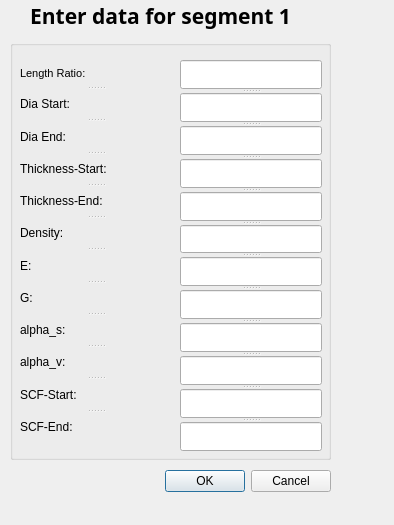
Old version of the form segment_table.ui in the repository Jamal-dev/DeSIO_GUI.
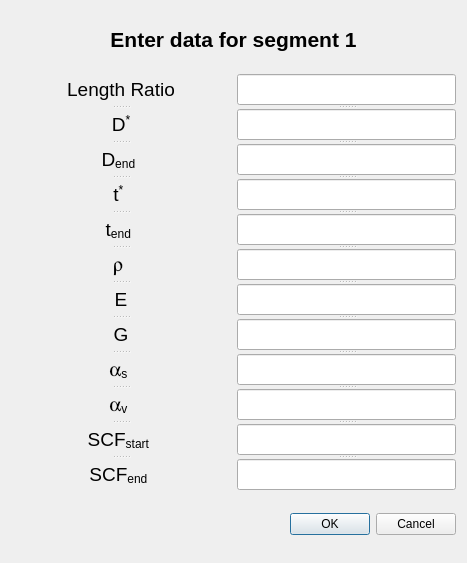
New version of the form.

Commit message: segment table file is updated

Patch:
```diff
--- a/segment_table.ui
+++ b/segment_table.ui
@@ -6,43 +6,244 @@
    <rect>
     <x>0</x>
     <y>0</y>
-    <width>394</width>
-    <height>525</height>
+    <width>467</width>
+    <height>563</height>
    </rect>
   </property>
+  <property name="sizePolicy">
+   <sizepolicy hsizetype="Expanding" vsizetype="Expanding">
+    <horstretch>0</horstretch>
+    <verstretch>0</verstretch>
+   </sizepolicy>
+  </property>
+  <property name="sizeIncrement">
+   <size>
+    <width>2</width>
+    <height>2</height>
+   </size>
+  </property>
   <property name="windowTitle">
    <string>Dialog</string>
   </property>
-  <widget class="QDialogButtonBox" name="buttonBox">
-   <property name="geometry">
-    <rect>
-     <x>10</x>
-     <y>460</y>
-     <width>321</width>
-     <height>42</height>
-    </rect>
+  <property name="sizeGripEnabled">
+   <bool>false</bool>
+  </property>
+  <layout class="QGridLayout" name="gridLayout">
+   <item row="1" column="1">
+    <widget class="QSplitter" name="splitter_2">
+     <property name="sizePolicy">
+      <sizepolicy hsizetype="Expanding" vsizetype="Expanding">
+       <horstretch>0</horstretch>
+       <verstretch>0</verstretch>
+      </sizepolicy>
+     </property>
+     <property name="maximumSize">
+      <size>
+       <width>16777215</width>
+       <height>16777215</height>
+      </size>
+     </property>
+     <property name="sizeIncrement">
+      <size>
+       <width>2</width>
+       <height>2</height>
+      </size>
+     </property>
+     <property name="font">
+      <font>
+       <pointsize>14</pointsize>
+      </font>
    </property>
    <property name="orientation">
-    <enum>Qt::Horizontal</enum>
-   </property>
-   <property name="standardButtons">
-    <set>QDialogButtonBox::Cancel|QDialogButtonBox::Ok</set>
-   </property>
-  </widget>
+      <enum>Qt::Vertical</enum>
+     </property>
+     <widget class="QLineEdit" name="lineLengthRatio">
+      <property name="sizePolicy">
+       <sizepolicy hsizetype="Expanding" vsizetype="Expanding">
+        <horstretch>0</horstretch>
+        <verstretch>0</verstretch>
+       </sizepolicy>
+      </property>
+      <property name="sizeIncrement">
+       <size>
+        <width>2</width>
+        <height>2</height>
+       </size>
+      </property>
+     </widget>
+     <widget class="QLineEdit" name="lineDStar">
+      <property name="sizePolicy">
+       <sizepolicy hsizetype="Expanding" vsizetype="Expanding">
+        <horstretch>0</horstretch>
+        <verstretch>0</verstretch>
+       </sizepolicy>
+      </property>
+      <property name="sizeIncrement">
+       <size>
+        <width>2</width>
+        <height>2</height>
+       </size>
+      </property>
+     </widget>
+     <widget class="QLineEdit" name="lineDEnd">
+      <property name="sizePolicy">
+       <sizepolicy hsizetype="Expanding" vsizetype="Expanding">
+        <horstretch>0</horstretch>
+        <verstretch>0</verstretch>
+       </sizepolicy>
+      </property>
+      <property name="sizeIncrement">
+       <size>
+        <width>2</width>
+        <height>2</height>
+       </size>
+      </property>
+     </widget>
+     <widget class="QLineEdit" name="lineTStar">
+      <property name="sizePolicy">
+       <sizepolicy hsizetype="Expanding" vsizetype="Expanding">
+        <horstretch>0</horstretch>
+        <verstretch>0</verstretch>
+       </sizepolicy>
+      </property>
+      <property name="sizeIncrement">
+       <size>
+        <width>2</width>
+        <height>2</height>
+       </size>
+      </property>
+     </widget>
+     <widget class="QLineEdit" name="lineTend">
+      <property name="sizePolicy">
+       <sizepolicy hsizetype="Expanding" vsizetype="Expanding">
+        <horstretch>0</horstretch>
+        <verstretch>0</verstretch>
+       </sizepolicy>
+      </property>
+      <property name="sizeIncrement">
+       <size>
+        <width>2</width>
+        <height>2</height>
+       </size>
+      </property>
+     </widget>
+     <widget class="QLineEdit" name="lineRho">
+      <property name="sizePolicy">
+       <sizepolicy hsizetype="Expanding" vsizetype="Expanding">
+        <horstretch>0</horstretch>
+        <verstretch>0</verstretch>
+       </sizepolicy>
+      </property>
+      <property name="sizeIncrement">
+       <size>
+        <width>2</width>
+        <height>2</height>
+       </size>
+      </property>
+     </widget>
+     <widget class="QLineEdit" name="lineE">
+      <property name="sizePolicy">
+       <sizepolicy hsizetype="Expanding" vsizetype="Expanding">
+        <horstretch>0</horstretch>
+        <verstretch>0</verstretch>
+       </sizepolicy>
+      </property>
+      <property name="sizeIncrement">
+       <size>
+        <width>2</width>
+        <height>2</height>
+       </size>
+      </property>
+     </widget>
+     <widget class="QLineEdit" name="lineG">
+      <property name="sizePolicy">
+       <sizepolicy hsizetype="Expanding" vsizetype="Expanding">
+        <horstretch>0</horstretch>
+        <verstretch>0</verstretch>
+       </sizepolicy>
+      </property>
+      <property name="sizeIncrement">
+       <size>
+        <width>2</width>
+        <height>2</height>
+       </size>
+      </property>
+     </widget>
+     <widget class="QLineEdit" name="lineAlphaS">
+      <property name="sizePolicy">
+       <sizepolicy hsizetype="Expanding" vsizetype="Expanding">
+        <horstretch>0</horstretch>
+        <verstretch>0</verstretch>
+       </sizepolicy>
+      </property>
+      <property name="sizeIncrement">
+       <size>
+        <width>2</width>
+        <height>2</height>
+       </size>
+      </property>
+     </widget>
+     <widget class="QLineEdit" name="lineAlphaV">
+      <property name="sizePolicy">
+       <sizepolicy hsizetype="Expanding" vsizetype="Expanding">
+        <horstretch>0</horstretch>
+        <verstretch>0</verstretch>
+       </sizepolicy>
+      </property>
+      <property name="sizeIncrement">
+       <size>
+        <width>2</width>
+        <height>2</height>
+       </size>
+      </property>
+     </widget>
+     <widget class="QLineEdit" name="lineScfStart">
+      <property name="sizePolicy">
+       <sizepolicy hsizetype="Expanding" vsizetype="Expanding">
+        <horstretch>0</horstretch>
+        <verstretch>0</verstretch>
+       </sizepolicy>
+      </property>
+      <property name="sizeIncrement">
+       <size>
+        <width>2</width>
+        <height>2</height>
+       </size>
+      </property>
+     </widget>
+     <widget class="QLineEdit" name="lineScfEnd">
+      <property name="sizePolicy">
+       <sizepolicy hsizetype="Expanding" vsizetype="Expanding">
+        <horstretch>0</horstretch>
+        <verstretch>0</verstretch>
+       </sizepolicy>
+      </property>
+      <property name="sizeIncrement">
+       <size>
+        <width>2</width>
+        <height>2</height>
+       </size>
+      </property>
+     </widget>
+    </widget>
+   </item>
+   <item row="0" column="0" colspan="2">
   <widget class="QLabel" name="lblTitle">
-   <property name="geometry">
-    <rect>
-     <x>0</x>
-     <y>0</y>
-     <width>321</width>
-     <height>31</height>
-    </rect>
+     <property name="sizePolicy">
+      <sizepolicy hsizetype="Expanding" vsizetype="Expanding">
+       <horstretch>0</horstretch>
+       <verstretch>0</verstretch>
+      </sizepolicy>
+     </property>
+     <property name="sizeIncrement">
+      <size>
+       <width>2</width>
+       <height>2</height>
+      </size>
    </property>
    <property name="font">
     <font>
-     <family>Ubuntu Condensed</family>
      <pointsize>16</pointsize>
-     <weight>75</weight>
      <bold>true</bold>
     </font>
    </property>
@@ -59,198 +260,435 @@
     <bool>true</bool>
    </property>
   </widget>
-  <widget class="QGroupBox" name="groupBox">
-   <property name="geometry">
-    <rect>
-     <x>10</x>
-     <y>40</y>
-     <width>321</width>
-     <height>420</height>
-    </rect>
-   </property>
-   <property name="title">
-    <string/>
-   </property>
+   </item>
+   <item row="1" column="0">
    <widget class="QSplitter" name="splitter">
-    <property name="geometry">
-     <rect>
-      <x>10</x>
-      <y>20</y>
-      <width>151</width>
-      <height>381</height>
-     </rect>
+     <property name="sizePolicy">
+      <sizepolicy hsizetype="Expanding" vsizetype="Expanding">
+       <horstretch>0</horstretch>
+       <verstretch>0</verstretch>
+      </sizepolicy>
+     </property>
+     <property name="sizeIncrement">
+      <size>
+       <width>2</width>
+       <height>2</height>
+      </size>
+     </property>
+     <property name="font">
+      <font>
+       <pointsize>14</pointsize>
+      </font>
+     </property>
+     <property name="frameShadow">
+      <enum>QFrame::Plain</enum>
     </property>
     <property name="orientation">
      <enum>Qt::Vertical</enum>
     </property>
     <widget class="QLabel" name="lblLengthRatio">
-     <property name="font">
-      <font>
-       <family>MS Shell Dlg 2</family>
-       <pointsize>8</pointsize>
-       <weight>9</weight>
-       <italic>false</italic>
-       <bold>false</bold>
-      </font>
-     </property>
-     <property name="styleSheet">
-      <string notr="true">font: 75 8pt &quot;MS Shell Dlg 2&quot;;</string>
+      <property name="sizePolicy">
+       <sizepolicy hsizetype="Expanding" vsizetype="Expanding">
+        <horstretch>0</horstretch>
+        <verstretch>0</verstretch>
+       </sizepolicy>
+      </property>
+      <property name="sizeIncrement">
+       <size>
+        <width>2</width>
+        <height>2</height>
+       </size>
      </property>
      <property name="text">
-      <string>Length Ratio:</string>
+       <string>Length Ratio</string>
+      </property>
+      <property name="alignment">
+       <set>Qt::AlignCenter</set>
      </property>
      <property name="buddy">
       <cstring>lineLengthRatio</cstring>
      </property>
     </widget>
     <widget class="QLabel" name="lblDStar">
+      <property name="sizePolicy">
+       <sizepolicy hsizetype="Expanding" vsizetype="Expanding">
+        <horstretch>0</horstretch>
+        <verstretch>0</verstretch>
+       </sizepolicy>
+      </property>
+      <property name="sizeIncrement">
+       <size>
+        <width>2</width>
+        <height>2</height>
+       </size>
+      </property>
      <property name="text">
-      <string>Dia Start:</string>
+       <string>&lt;html&gt;
+&lt;body&gt;D&lt;sup&gt;*&lt;/sup&gt;&lt;/body&gt;
+&lt;/html&gt;</string>
+      </property>
+      <property name="alignment">
+       <set>Qt::AlignCenter</set>
      </property>
      <property name="buddy">
       <cstring>lineDStar</cstring>
      </property>
     </widget>
     <widget class="QLabel" name="lblDend">
+      <property name="sizePolicy">
+       <sizepolicy hsizetype="Expanding" vsizetype="Expanding">
+        <horstretch>0</horstretch>
+        <verstretch>0</verstretch>
+       </sizepolicy>
+      </property>
+      <property name="sizeIncrement">
+       <size>
+        <width>2</width>
+        <height>2</height>
+       </size>
+      </property>
      <property name="toolTip">
       <string>It's the diameter of the end</string>
      </property>
      <property name="text">
-      <string>Dia End:</string>
+       <string>&lt;html&gt;
+&lt;body&gt;
+
+
+
+D&lt;sub&gt;end&lt;/sub&gt;
+
+
+&lt;/body&gt;
+&lt;/html&gt;</string>
+      </property>
+      <property name="alignment">
+       <set>Qt::AlignCenter</set>
      </property>
      <property name="buddy">
       <cstring>lineDEnd</cstring>
      </property>
     </widget>
     <widget class="QLabel" name="lblTStar">
+      <property name="sizePolicy">
+       <sizepolicy hsizetype="Expanding" vsizetype="Expanding">
+        <horstretch>0</horstretch>
+        <verstretch>0</verstretch>
+       </sizepolicy>
+      </property>
+      <property name="sizeIncrement">
+       <size>
+        <width>2</width>
+        <height>2</height>
+       </size>
+      </property>
      <property name="toolTip">
       <string>It's thickness</string>
      </property>
      <property name="text">
-      <string>Thickness-Start:</string>
+       <string>&lt;html&gt;
+&lt;body&gt;
+
+
+
+t&lt;sup&gt;*&lt;/sup&gt;
+
+
+&lt;/body&gt;
+&lt;/html&gt;</string>
+      </property>
+      <property name="alignment">
+       <set>Qt::AlignCenter</set>
      </property>
      <property name="buddy">
       <cstring>lineTStar</cstring>
      </property>
     </widget>
     <widget class="QLabel" name="lblTEnd">
+      <property name="sizePolicy">
+       <sizepolicy hsizetype="Expanding" vsizetype="Expanding">
+        <horstretch>0</horstretch>
+        <verstretch>0</verstretch>
+       </sizepolicy>
+      </property>
+      <property name="sizeIncrement">
+       <size>
+        <width>2</width>
+        <height>2</height>
+       </size>
+      </property>
      <property name="text">
-      <string>Thickness-End:</string>
+       <string>&lt;html&gt;
+&lt;body&gt;
+
+
+
+t&lt;sub&gt;end&lt;/sub&gt;
+
+
+&lt;/body&gt;
+&lt;/html&gt;</string>
+      </property>
+      <property name="alignment">
+       <set>Qt::AlignCenter</set>
      </property>
      <property name="buddy">
       <cstring>lineTend</cstring>
      </property>
     </widget>
-    <widget class="QLabel" name="lblDensity">
+     <widget class="QLabel" name="lblrho">
+      <property name="sizePolicy">
+       <sizepolicy hsizetype="Expanding" vsizetype="Expanding">
+        <horstretch>0</horstretch>
+        <verstretch>0</verstretch>
+       </sizepolicy>
+      </property>
+      <property name="sizeIncrement">
+       <size>
+        <width>2</width>
+        <height>2</height>
+       </size>
+      </property>
      <property name="toolTip">
       <string>It's the density of the member</string>
      </property>
      <property name="text">
-      <string>Density:</string>
+       <string>&lt;html&gt;
+&lt;body&gt;
+
+
+
+&lt;font face=symbol&gt;r&lt;/font&gt;
+
+
+&lt;/body&gt;
+&lt;/html&gt;</string>
+      </property>
+      <property name="alignment">
+       <set>Qt::AlignCenter</set>
      </property>
      <property name="buddy">
       <cstring>lineRho</cstring>
      </property>
     </widget>
     <widget class="QLabel" name="lblE">
+      <property name="sizePolicy">
+       <sizepolicy hsizetype="Expanding" vsizetype="Expanding">
+        <horstretch>0</horstretch>
+        <verstretch>0</verstretch>
+       </sizepolicy>
+      </property>
+      <property name="sizeIncrement">
+       <size>
+        <width>2</width>
+        <height>2</height>
+       </size>
+      </property>
      <property name="toolTip">
       <string>It's the density of the member</string>
      </property>
      <property name="text">
-      <string>E:</string>
+       <string>E</string>
+      </property>
+      <property name="alignment">
+       <set>Qt::AlignCenter</set>
      </property>
      <property name="buddy">
       <cstring>lineE</cstring>
      </property>
     </widget>
     <widget class="QLabel" name="lbG">
+      <property name="sizePolicy">
+       <sizepolicy hsizetype="Expanding" vsizetype="Expanding">
+        <horstretch>0</horstretch>
+        <verstretch>0</verstretch>
+       </sizepolicy>
+      </property>
+      <property name="sizeIncrement">
+       <size>
+        <width>2</width>
+        <height>2</height>
+       </size>
+      </property>
      <property name="toolTip">
       <string>It's the density of the member</string>
      </property>
      <property name="text">
-      <string>G:</string>
+       <string>G</string>
+      </property>
+      <property name="alignment">
+       <set>Qt::AlignCenter</set>
      </property>
      <property name="buddy">
       <cstring>lineG</cstring>
      </property>
     </widget>
     <widget class="QLabel" name="lblAlphaS">
+      <property name="sizePolicy">
+       <sizepolicy hsizetype="Expanding" vsizetype="Expanding">
+        <horstretch>0</horstretch>
+        <verstretch>0</verstretch>
+       </sizepolicy>
+      </property>
+      <property name="sizeIncrement">
+       <size>
+        <width>2</width>
+        <height>2</height>
+       </size>
+      </property>
      <property name="toolTip">
       <string>It's the density of the member</string>
      </property>
      <property name="text">
-      <string>alpha_s:</string>
+       <string>&lt;html&gt;
+&lt;body&gt;
+
+
+
+&lt;font face=symbol&gt;a&lt;/font&gt;&lt;sub&gt;s&lt;/sub&gt;
+
+
+&lt;/body&gt;
+&lt;/html&gt;
+</string>
+      </property>
+      <property name="alignment">
+       <set>Qt::AlignCenter</set>
      </property>
      <property name="buddy">
       <cstring>lineAlphaS</cstring>
      </property>
     </widget>
     <widget class="QLabel" name="lblAlphaV">
+      <property name="sizePolicy">
+       <sizepolicy hsizetype="Expanding" vsizetype="Expanding">
+        <horstretch>0</horstretch>
+        <verstretch>0</verstretch>
+       </sizepolicy>
+      </property>
+      <property name="sizeIncrement">
+       <size>
+        <width>2</width>
+        <height>2</height>
+       </size>
+      </property>
      <property name="toolTip">
       <string>It's the density of the member</string>
      </property>
      <property name="text">
-      <string>alpha_v:</string>
+       <string>&lt;html&gt;
+&lt;body&gt;
+
+
+
+&lt;font face=symbol&gt;a&lt;/font&gt;&lt;sub&gt;v&lt;/sub&gt;
+
+
+&lt;/body&gt;
+&lt;/html&gt;</string>
+      </property>
+      <property name="alignment">
+       <set>Qt::AlignCenter</set>
      </property>
      <property name="buddy">
       <cstring>lineAlphaV</cstring>
      </property>
     </widget>
     <widget class="QLabel" name="lblScfStart">
+      <property name="sizePolicy">
+       <sizepolicy hsizetype="Expanding" vsizetype="Expanding">
+        <horstretch>0</horstretch>
+        <verstretch>0</verstretch>
+       </sizepolicy>
+      </property>
+      <property name="sizeIncrement">
+       <size>
+        <width>2</width>
+        <height>2</height>
+       </size>
+      </property>
      <property name="toolTip">
       <string>It's the density of the member</string>
      </property>
      <property name="text">
-      <string>SCF-Start:</string>
+       <string>&lt;html&gt;
+&lt;body&gt;
+
+
+
+SCF&lt;sub&gt;start&lt;/sub&gt;
+
+
+&lt;/body&gt;
+&lt;/html&gt;</string>
+      </property>
+      <property name="alignment">
+       <set>Qt::AlignCenter</set>
      </property>
      <property name="buddy">
       <cstring>lineScfStart</cstring>
      </property>
     </widget>
     <widget class="QLabel" name="lblScfEnd">
+      <property name="sizePolicy">
+       <sizepolicy hsizetype="Expanding" vsizetype="Expanding">
+        <horstretch>0</horstretch>
+        <verstretch>0</verstretch>
+       </sizepolicy>
+      </property>
+      <property name="sizeIncrement">
+       <size>
+        <width>2</width>
+        <height>2</height>
+       </size>
+      </property>
      <property name="toolTip">
       <string>It's the density of the member</string>
      </property>
      <property name="text">
-      <string>SCF-End:</string>
+       <string>&lt;html&gt;
+&lt;body&gt;
+
+
+
+SCF&lt;sub&gt;end&lt;/sub&gt;
+
+
+&lt;/body&gt;
+&lt;/html&gt;</string>
+      </property>
+      <property name="alignment">
+       <set>Qt::AlignCenter</set>
      </property>
      <property name="buddy">
       <cstring>lineScfEnd</cstring>
      </property>
     </widget>
    </widget>
-   <widget class="QSplitter" name="splitter_2">
-    <property name="geometry">
-     <rect>
-      <x>170</x>
-      <y>20</y>
-      <width>142</width>
-      <height>391</height>
-     </rect>
-    </property>
-    <property name="maximumSize">
+   </item>
+   <item row="2" column="0" colspan="2">
+    <widget class="QDialogButtonBox" name="buttonBox">
+     <property name="sizePolicy">
+      <sizepolicy hsizetype="Expanding" vsizetype="Expanding">
+       <horstretch>0</horstretch>
+       <verstretch>0</verstretch>
+      </sizepolicy>
+     </property>
+     <property name="sizeIncrement">
      <size>
-      <width>16777215</width>
-      <height>16777215</height>
+       <width>2</width>
+       <height>2</height>
      </size>
     </property>
     <property name="orientation">
-     <enum>Qt::Vertical</enum>
-    </property>
-    <widget class="QLineEdit" name="lineLengthRatio"/>
-    <widget class="QLineEdit" name="lineDStar"/>
-    <widget class="QLineEdit" name="lineDEnd"/>
-    <widget class="QLineEdit" name="lineTStar"/>
-    <widget class="QLineEdit" name="lineTend"/>
-    <widget class="QLineEdit" name="lineRho"/>
-    <widget class="QLineEdit" name="lineE"/>
-    <widget class="QLineEdit" name="lineG"/>
-    <widget class="QLineEdit" name="lineAlphaS"/>
-    <widget class="QLineEdit" name="lineAlphaV"/>
-    <widget class="QLineEdit" name="lineScfStart"/>
-    <widget class="QLineEdit" name="lineScfEnd"/>
-   </widget>
-  </widget>
+      <enum>Qt::Horizontal</enum>
+     </property>
+     <property name="standardButtons">
+      <set>QDialogButtonBox::Cancel|QDialogButtonBox::Ok</set>
+     </property>
+    </widget>
+   </item>
+  </layout>
  </widget>
  <resources/>
  <connections>
```
Left out of the diff: 2 changed lines with no effect on the pictures. Lines whose indentation alone changed are shown as unchanged. The commit also changes 3 other files.
